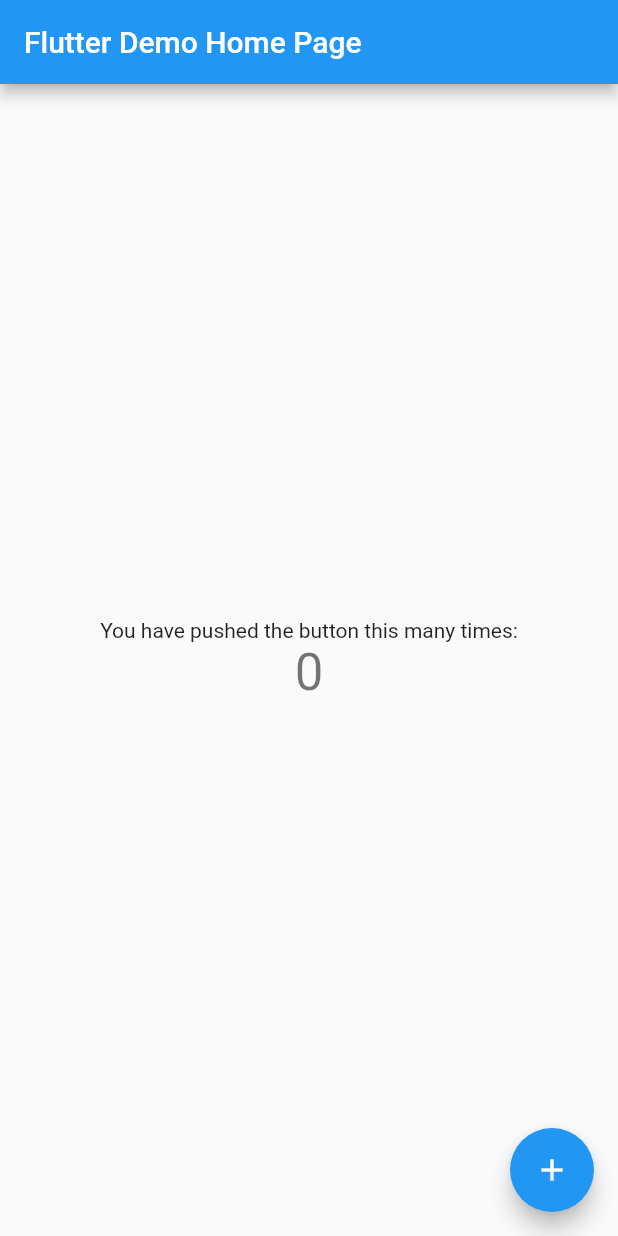
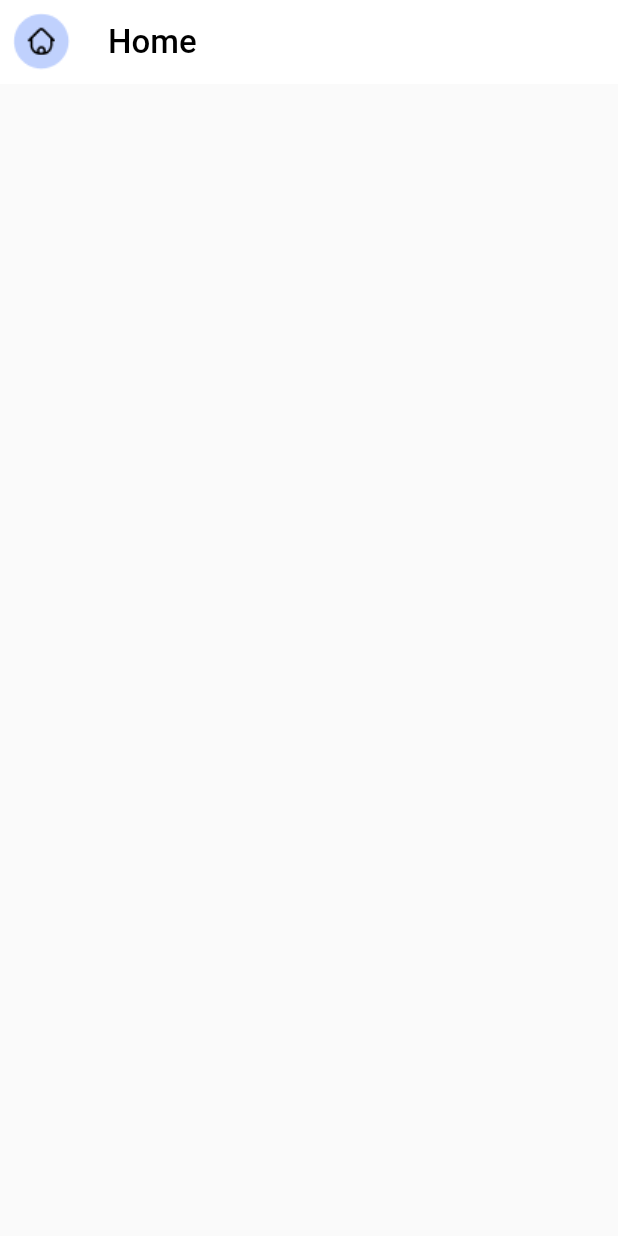
Before and after one commit to funky-dev99/Attendance-User, a Flutter app: the screen it shows after launch, on a phone screen of 412 x 824 dp. Run offline on Flutter 3.47's test engine with Material 2 defaults, Android fonts, the phone set to English and light mode, and no system bars.

Commit message:
Home Page

```diff
--- /dev/null
+++ b/attend_user/lib/home.dart
@@ -0,0 +1,26 @@
+import 'package:flutter/material.dart';
+
+class HomePage extends StatelessWidget {
+  const HomePage({Key? key}) : super(key: key);
+
+  @override
+  Widget build(BuildContext context) {
+    return Scaffold(
+      appBar: AppBar(
+        backgroundColor: Colors.white,
+        title: const Text(
+          "Home",
+          style: TextStyle(color: Colors.black, fontSize: 22),
+        ),
+        leading: IconButton(
+          icon: Image.asset("images/home.png"),
+          onPressed: () {
+            // Navigator.push(
+            //     context, MaterialPageRoute(builder: (context) => HomePage()));
+          },
+        ),
+        elevation: 0.0,
+      ),
+    );
+  }
+}
--- a/attend_user/lib/main.dart
+++ b/attend_user/lib/main.dart
@@ -1,4 +1,6 @@
 import 'package:flutter/material.dart';
+
+import 'home.dart';
 
 void main() {
   runApp(const MyApp());
@@ -11,105 +13,9 @@ class MyApp extends StatelessWidget {
   @override
   Widget build(BuildContext context) {
     return MaterialApp(
-      title: 'Flutter Demo',
-      theme: ThemeData(
-        // This is the theme of your application.
-        //
-        // Try running your application with "flutter run". You'll see the
-        // application has a blue toolbar. Then, without quitting the app, try
-        // changing the primarySwatch below to Colors.green and then invoke
-        // "hot reload" (press "r" in the console where you ran "flutter run",
-        // or simply save your changes to "hot reload" in a Flutter IDE).
-        // Notice that the counter didn't reset back to zero; the application
-        // is not restarted.
-        primarySwatch: Colors.blue,
-      ),
-      home: const MyHomePage(title: 'Flutter Demo Home Page'),
+      debugShowCheckedModeBanner: false,
+
+      home:  HomePage(),
     );
   }
 }
-
-class MyHomePage extends StatefulWidget {
-  const MyHomePage({super.key, required this.title});
-
-  // This widget is the home page of your application. It is stateful, meaning
-  // that it has a State object (defined below) that contains fields that affect
-  // how it looks.
-
-  // This class is the configuration for the state. It holds the values (in this
-  // case the title) provided by the parent (in this case the App widget) and
-  // used by the build method of the State. Fields in a Widget subclass are
-  // always marked "final".
-
-  final String title;
-
-  @override
-  State<MyHomePage> createState() => _MyHomePageState();
-}
-
-class _MyHomePageState extends State<MyHomePage> {
-  int _counter = 0;
-
-  void _incrementCounter() {
-    setState(() {
-      // This call to setState tells the Flutter framework that something has
-      // changed in this State, which causes it to rerun the build method below
-      // so that the display can reflect the updated values. If we changed
-      // _counter without calling setState(), then the build method would not be
-      // called again, and so nothing would appear to happen.
-      _counter++;
-    });
-  }
-
-  @override
-  Widget build(BuildContext context) {
-    // This method is rerun every time setState is called, for instance as done
-    // by the _incrementCounter method above.
-    //
-    // The Flutter framework has been optimized to make rerunning build methods
-    // fast, so that you can just rebuild anything that needs updating rather
-    // than having to individually change instances of widgets.
-    return Scaffold(
-      appBar: AppBar(
-        // Here we take the value from the MyHomePage object that was created by
-        // the App.build method, and use it to set our appbar title.
-        title: Text(widget.title),
-      ),
-      body: Center(
-        // Center is a layout widget. It takes a single child and positions it
-        // in the middle of the parent.
-        child: Column(
-          // Column is also a layout widget. It takes a list of children and
-          // arranges them vertically. By default, it sizes itself to fit its
-          // children horizontally, and tries to be as tall as its parent.
-          //
-          // Invoke "debug painting" (press "p" in the console, choose the
-          // "Toggle Debug Paint" action from the Flutter Inspector in Android
-          // Studio, or the "Toggle Debug Paint" command in Visual Studio Code)
-          // to see the wireframe for each widget.
-          //
-          // Column has various properties to control how it sizes itself and
-          // how it positions its children. Here we use mainAxisAlignment to
-          // center the children vertically; the main axis here is the vertical
-          // axis because Columns are vertical (the cross axis would be
-          // horizontal).
-          mainAxisAlignment: MainAxisAlignment.center,
-          children: <Widget>[
-            const Text(
-              'You have pushed the button this many times:',
-            ),
-            Text(
-              '$_counter',
-              style: Theme.of(context).textTheme.headlineMedium,
-            ),
-          ],
-        ),
-      ),
-      floatingActionButton: FloatingActionButton(
-        onPressed: _incrementCounter,
-        tooltip: 'Increment',
-        child: const Icon(Icons.add),
-      ), // This trailing comma makes auto-formatting nicer for build methods.
-    );
-  }
-}
--- a/attend_user/pubspec.yaml
+++ b/attend_user/pubspec.yaml
@@ -59,8 +59,8 @@ flutter:
   uses-material-design: true
 
   # To add assets to your application, add an assets section, like this:
-  # assets:
-  #   - images/a_dot_burr.jpeg
+  assets:
+    - images/
   #   - images/a_dot_ham.jpeg
 
   # An image asset can refer to one or more resolution-specific "variants", see
```
Also changed, not shown: attend_user/images/home.png (added).
